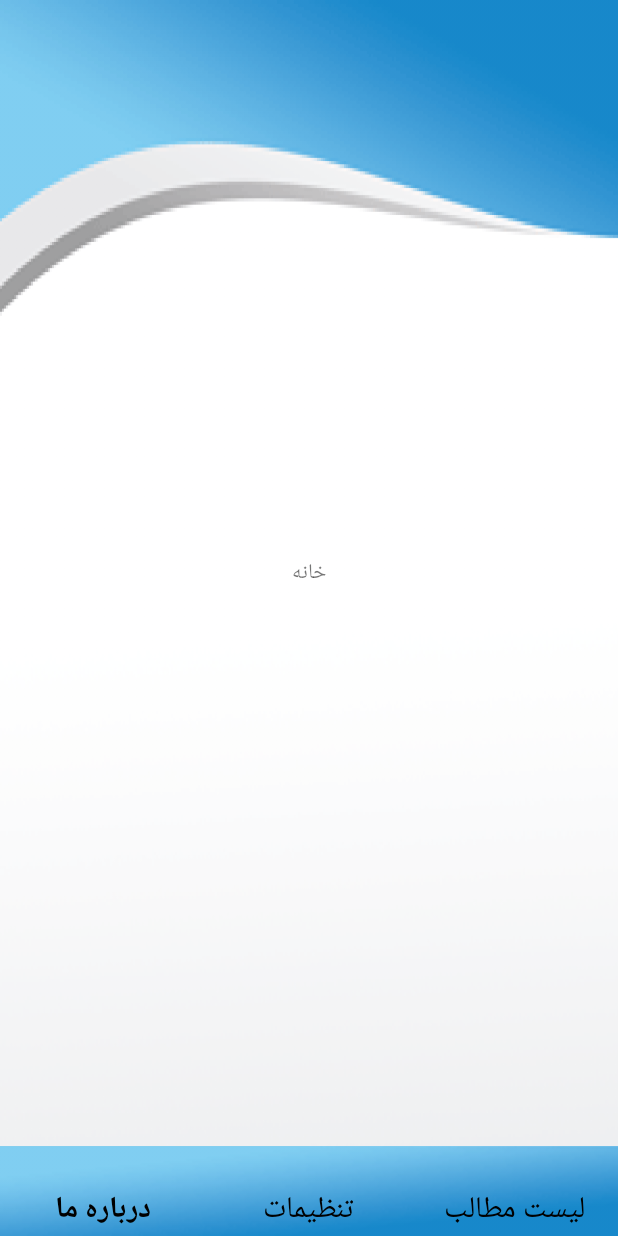
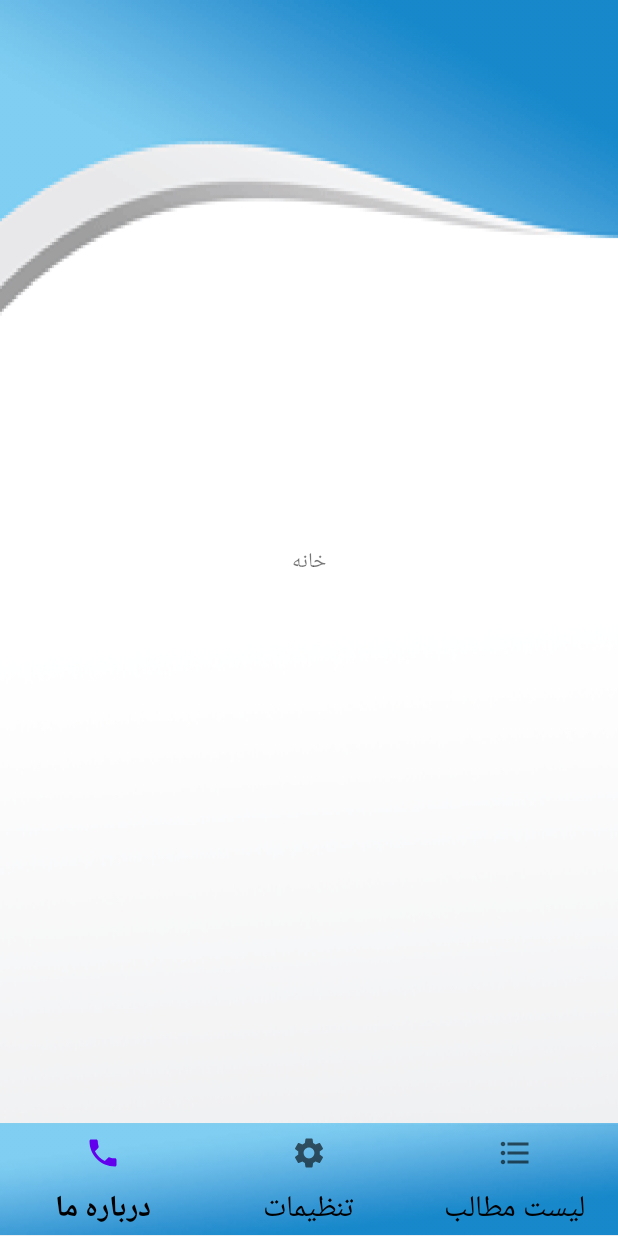
Before and after one commit to zmsm06/mosacen_alfoad, an Android app: the screen it shows after launch (MainActivity), on a phone screen of 412 x 824 dp. Run offline under Robolectric (Android 15) with nearby library versions, the phone set to English and light mode, and no system bars; our stand-ins replace navigation-ui.

Commit message:
edit icon bottom

```diff
--- a/app/src/main/res/drawable/baseline_24.xml
+++ /dev/null
@@ -1,5 +0,0 @@
-<vector android:height="24dp" android:tint="#000000"
-    android:viewportHeight="24" android:viewportWidth="24"
-    android:width="24dp" xmlns:android="http://schemas.android.com/apk/res/android">
-    <path android:fillColor="@android:color/white" android:pathData="M20.01,15.38c-1.23,0 -2.42,-0.2 -3.53,-0.56 -0.35,-0.12 -0.74,-0.03 -1.01,0.24l-1.57,1.97c-2.83,-1.35 -5.48,-3.9 -6.89,-6.83l1.95,-1.66c0.27,-0.28 0.35,-0.67 0.24,-1.02 -0.37,-1.11 -0.56,-2.3 -0.56,-3.53 0,-0.54 -0.45,-0.99 -0.99,-0.99H4.19C3.65,3 3,3.24 3,3.99 3,13.28 10.73,21 20.01,21c0.71,0 0.99,-0.63 0.99,-1.18v-3.45c0,-0.54 -0.45,-0.99 -0.99,-0.99z"/>
-</vector>
--- /dev/null
+++ b/app/src/main/res/drawable/ic_list.xml
@@ -0,0 +1,5 @@
+<vector android:autoMirrored="true" android:height="24dp"
+    android:tint="#141E63" android:viewportHeight="24"
+    android:viewportWidth="24" android:width="24dp" xmlns:android="http://schemas.android.com/apk/res/android">
+    <path android:fillColor="@android:color/white" android:pathData="M4,10.5c-0.83,0 -1.5,0.67 -1.5,1.5s0.67,1.5 1.5,1.5 1.5,-0.67 1.5,-1.5 -0.67,-1.5 -1.5,-1.5zM4,4.5c-0.83,0 -1.5,0.67 -1.5,1.5S3.17,7.5 4,7.5 5.5,6.83 5.5,6 4.83,4.5 4,4.5zM4,16.5c-0.83,0 -1.5,0.68 -1.5,1.5s0.68,1.5 1.5,1.5 1.5,-0.68 1.5,-1.5 -0.67,-1.5 -1.5,-1.5zM7,19h14v-2L7,17v2zM7,13h14v-2L7,11v2zM7,5v2h14L21,5L7,5z"/>
+</vector>
--- a/app/src/main/res/drawable/ic_setting.xml
+++ b/app/src/main/res/drawable/ic_setting.xml
@@ -1,4 +1,4 @@
-<vector android:height="24dp" android:tint="#000000"
+<vector android:height="24dp" android:tint="#141E63"
     android:viewportHeight="24" android:viewportWidth="24"
     android:width="24dp" xmlns:android="http://schemas.android.com/apk/res/android">
     <path android:fillColor="@android:color/white" android:pathData="M19.14,12.94c0.04,-0.3 0.06,-0.61 0.06,-0.94c0,-0.32 -0.02,-0.64 -0.07,-0.94l2.03,-1.58c0.18,-0.14 0.23,-0.41 0.12,-0.61l-1.92,-3.32c-0.12,-0.22 -0.37,-0.29 -0.59,-0.22l-2.39,0.96c-0.5,-0.38 -1.03,-0.7 -1.62,-0.94L14.4,2.81c-0.04,-0.24 -0.24,-0.41 -0.48,-0.41h-3.84c-0.24,0 -0.43,0.17 -0.47,0.41L9.25,5.35C8.66,5.59 8.12,5.92 7.63,6.29L5.24,5.33c-0.22,-0.08 -0.47,0 -0.59,0.22L2.74,8.87C2.62,9.08 2.66,9.34 2.86,9.48l2.03,1.58C4.84,11.36 4.8,11.69 4.8,12s0.02,0.64 0.07,0.94l-2.03,1.58c-0.18,0.14 -0.23,0.41 -0.12,0.61l1.92,3.32c0.12,0.22 0.37,0.29 0.59,0.22l2.39,-0.96c0.5,0.38 1.03,0.7 1.62,0.94l0.36,2.54c0.05,0.24 0.24,0.41 0.48,0.41h3.84c0.24,0 0.44,-0.17 0.47,-0.41l0.36,-2.54c0.59,-0.24 1.13,-0.56 1.62,-0.94l2.39,0.96c0.22,0.08 0.47,0 0.59,-0.22l1.92,-3.32c0.12,-0.22 0.07,-0.47 -0.12,-0.61L19.14,12.94zM12,15.6c-1.98,0 -3.6,-1.62 -3.6,-3.6s1.62,-3.6 3.6,-3.6s3.6,1.62 3.6,3.6S13.98,15.6 12,15.6z"/>
--- /dev/null
+++ b/app/src/main/res/drawable/ic_us.xml
@@ -0,0 +1,5 @@
+<vector android:height="24dp" android:tint="#141E63"
+    android:viewportHeight="24" android:viewportWidth="24"
+    android:width="24dp" xmlns:android="http://schemas.android.com/apk/res/android">
+    <path android:fillColor="@android:color/white" android:pathData="M6.62,10.79c1.44,2.83 3.76,5.14 6.59,6.59l2.2,-2.2c0.27,-0.27 0.67,-0.36 1.02,-0.24 1.12,0.37 2.33,0.57 3.57,0.57 0.55,0 1,0.45 1,1V20c0,0.55 -0.45,1 -1,1 -9.39,0 -17,-7.61 -17,-17 0,-0.55 0.45,-1 1,-1h3.5c0.55,0 1,0.45 1,1 0,1.25 0.2,2.45 0.57,3.57 0.11,0.35 0.03,0.74 -0.25,1.02l-2.2,2.2z"/>
+</vector>
--- a/app/src/main/res/layout/activity_main.xml
+++ b/app/src/main/res/layout/activity_main.xml
@@ -5,7 +5,7 @@
     xmlns:tools="http://schemas.android.com/tools"
     android:layout_width="match_parent"
     android:orientation="vertical"
-    android:background="@drawable/back5"
+    android:background="@drawable/backgraound"
     android:layout_height="match_parent"
     tools:context=".MainActivity">
 
@@ -23,11 +23,11 @@
         android:id="@+id/bottomNav"
         android:layout_width="match_parent"
         app:menu="@menu/bottom_nav_menu"
-        android:background="@drawable/back4"
+        android:background="@drawable/nav_bottom"
         app:itemTextColor="@color/black"
         app:itemTextAppearanceInactive="@style/BottomNavigationTextAppearance"
         app:itemTextAppearanceActive="@style/BottomNavigationTextAppearance"
-        android:layout_weight="0.07"
+        android:layout_weight="0.09"
         android:layout_height="0dp"/>
 
 
--- a/app/src/main/res/layout/home.xml
+++ b/app/src/main/res/layout/home.xml
@@ -5,14 +5,19 @@
     android:layout_width="match_parent"
     android:layout_height="match_parent">
 
+
         <TextView
             android:id="@+id/home_fragment"
             android:layout_width="wrap_content"
             android:layout_height="wrap_content"
             android:text="@string/home"
+            android:layout_margin="10dp"
+            android:padding="10dp"
             app:layout_constraintBottom_toBottomOf="parent"
             app:layout_constraintEnd_toEndOf="parent"
             app:layout_constraintStart_toStartOf="parent"
             app:layout_constraintTop_toTopOf="parent" />
 
+
+
 </androidx.constraintlayout.widget.ConstraintLayout>
--- a/app/src/main/res/menu/bottom_nav_menu.xml
+++ b/app/src/main/res/menu/bottom_nav_menu.xml
@@ -2,11 +2,14 @@
 <menu xmlns:android="http://schemas.android.com/apk/res/android">
     <item
         android:id="@+id/navigation_about"
+        android:icon="@drawable/ic_us"
         android:title="@string/title_about" />
     <item
         android:id="@+id/navigation_setting"
+        android:icon="@drawable/ic_setting"
         android:title="@string/title_setting" />
     <item
         android:id="@+id/navigation_list"
+        android:icon="@drawable/ic_list"
         android:title="@string/title_list" />
 </menu>
```
Also changed, not shown: app/src/main/res/drawable/ic_home_black_24dp.xml (deleted, +0 -9 lines), app/src/main/res/drawable/backgraound.png (renamed from app/src/main/res/drawable/back5.png), app/src/main/res/drawable/nav_bottom.png (renamed from app/src/main/res/drawable/back4.png). Lines whose indentation alone changed are shown as unchanged.
